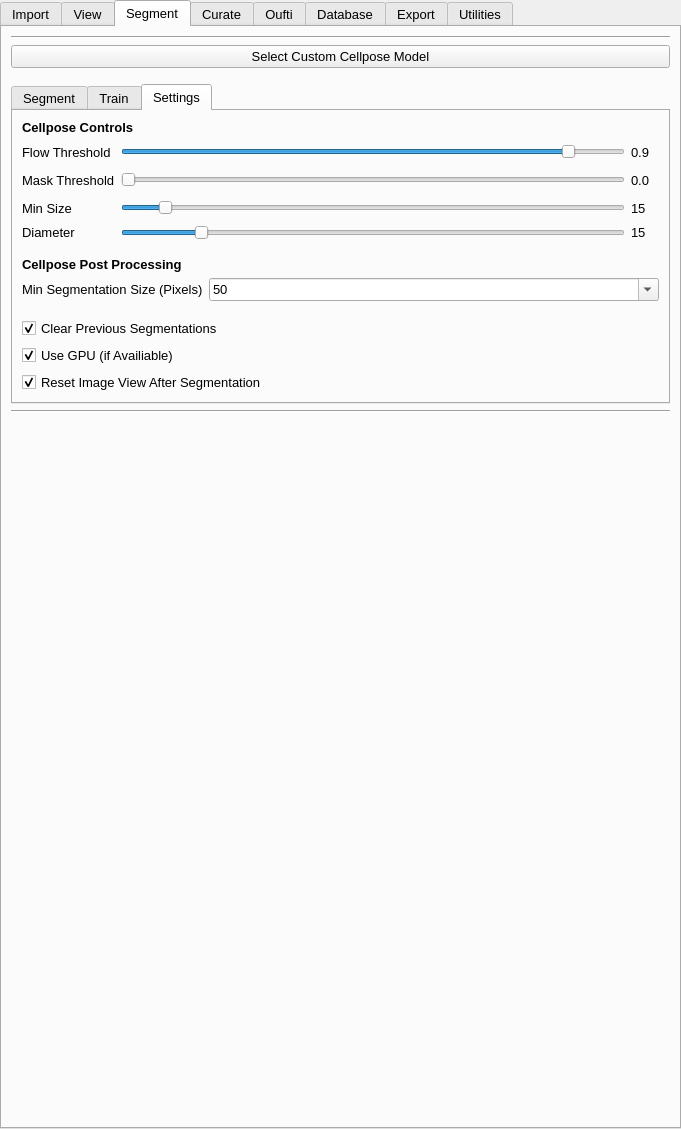
This is src/napari_bacseg/bacseg_ui.ui in piedrro/napari-bacseg as Qt 5 draws it before an edit. The edited form follows.
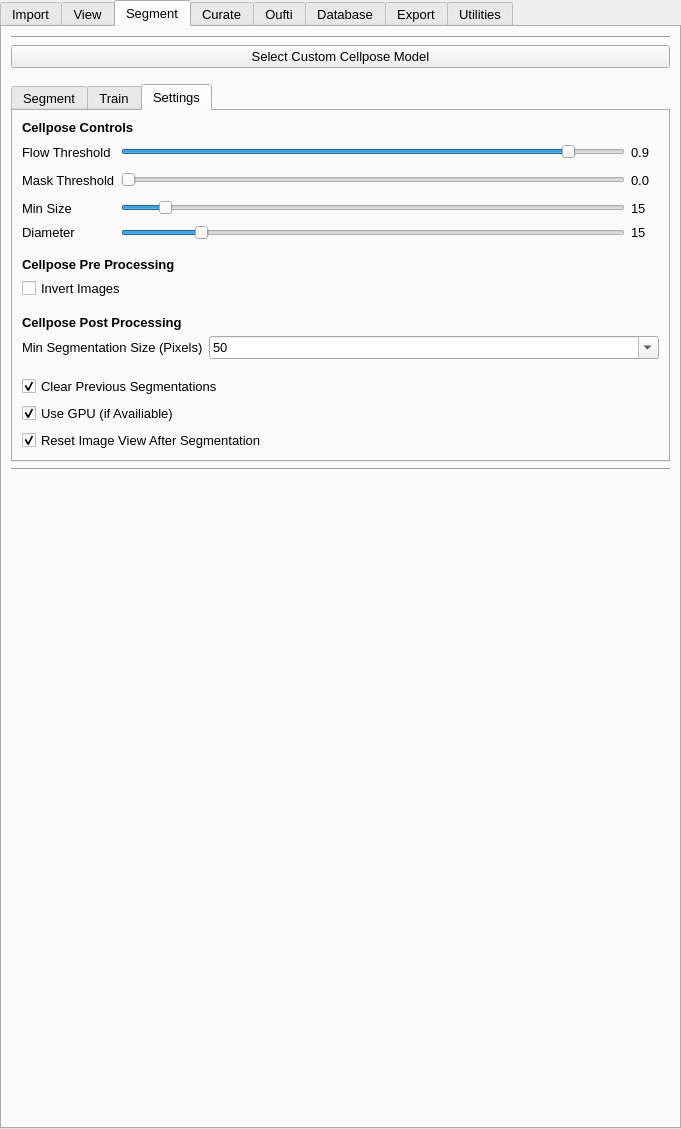
This is the edited form. The open tabs and pages were chosen to show the change.

The edit to the form file:
```diff
--- a/src/napari_bacseg/bacseg_ui.ui
+++ b/src/napari_bacseg/bacseg_ui.ui
@@ -1712,6 +1712,40 @@
                                         </property>
                                     </spacer>
                                 </item>
+        <item>
+         <widget class="QLabel" name="label_102">
+          <property name="font">
+           <font>
+            <pointsize>10</pointsize>
+            <weight>75</weight>
+            <bold>true</bold>
+           </font>
+          </property>
+          <property name="text">
+           <string>Cellpose Pre Processing</string>
+          </property>
+         </widget>
+        </item>
+        <item>
+         <widget class="QCheckBox" name="cellpose_invert_images">
+          <property name="text">
+           <string>Invert Images</string>
+          </property>
+         </widget>
+        </item>
+        <item>
+         <spacer name="verticalSpacer_48">
+          <property name="orientation">
+           <enum>Qt::Vertical</enum>
+          </property>
+          <property name="sizeHint" stdset="0">
+           <size>
+            <width>20</width>
+            <height>10</height>
+           </size>
+          </property>
+         </spacer>
+        </item>
                                 <item>
                                     <widget class="QLabel" name="label_95">
                                         <property name="font">
```
Lines whose indentation alone changed are shown as unchanged.
